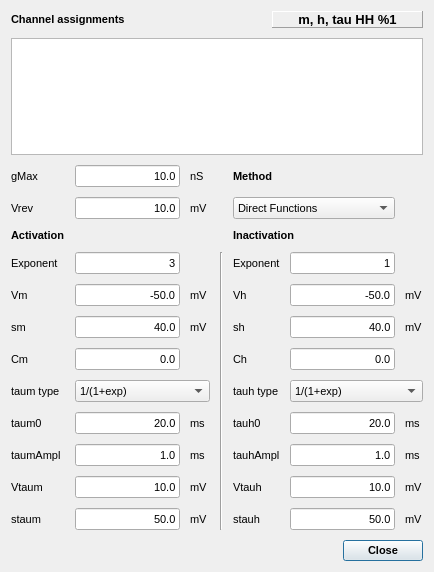
CompEphys-team/stdpc, file src/gui/HHDlg.ui: the form before one commit.
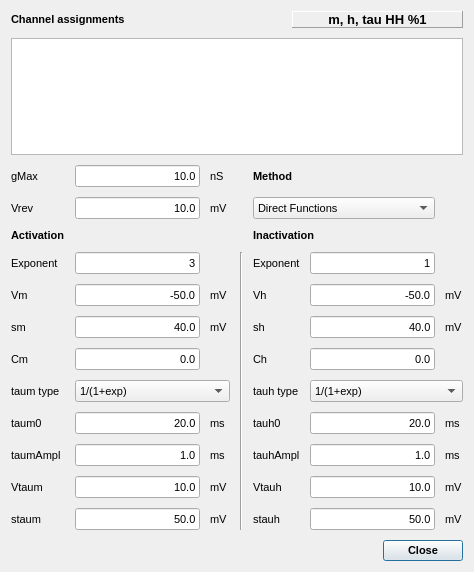
The form after the commit. Custom widgets are drawn as their Qt base class.

Commit message: Added numbered vertical headers to AssignmentWidget

What changed in the file:
```diff
--- a/src/gui/HHDlg.ui
+++ b/src/gui/HHDlg.ui
@@ -6,7 +6,7 @@
    <rect>
     <x>0</x>
     <y>0</y>
-    <width>434</width>
+    <width>474</width>
     <height>572</height>
    </rect>
   </property>
@@ -418,9 +418,6 @@
      <attribute name="horizontalHeaderStretchLastSection">
       <bool>true</bool>
      </attribute>
-     <attribute name="verticalHeaderVisible">
-      <bool>false</bool>
-     </attribute>
      <attribute name="verticalHeaderDefaultSectionSize">
       <number>25</number>
      </attribute>
```
The commit also changes 6 other files.
